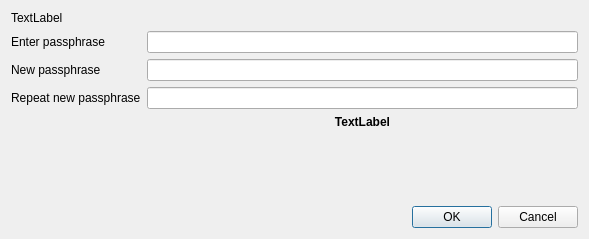
Old version of the form src/qt/forms/askpassphrasedialog.ui in the repository raffermeko/bitcoin.
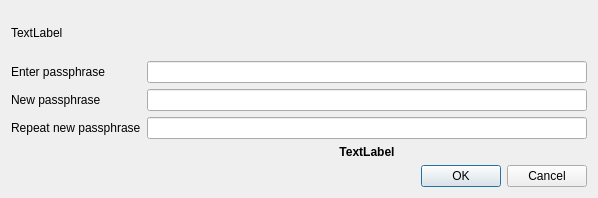
New version of the form.

Commit message: Enable wordwrap for long message in passphrase dialog - Remove explicit resizing from constructor to prevent potential hang

```diff
--- a/src/qt/forms/askpassphrasedialog.ui
+++ b/src/qt/forms/askpassphrasedialog.ui
@@ -6,8 +6,8 @@
    <rect>
     <x>0</x>
     <y>0</y>
-    <width>589</width>
-    <height>239</height>
+    <width>598</width>
+    <height>198</height>
    </rect>
   </property>
   <property name="sizePolicy">
@@ -34,6 +34,9 @@
      <property name="textFormat">
       <enum>Qt::RichText</enum>
      </property>
+     <property name="wordWrap">
+      <bool>true</bool>
+     </property>
     </widget>
    </item>
    <item>
@@ -100,19 +103,6 @@
      </item>
     </layout>
    </item>
-   <item>
-    <spacer name="verticalSpacer">
-     <property name="orientation">
-      <enum>Qt::Vertical</enum>
-     </property>
-     <property name="sizeHint" stdset="0">
-      <size>
-       <width>20</width>
-       <height>40</height>
-      </size>
-     </property>
-    </spacer>
-   </item>
    <item>
     <widget class="QDialogButtonBox" name="buttonBox">
      <property name="orientation">
```
The commit also changes 1 other file.
